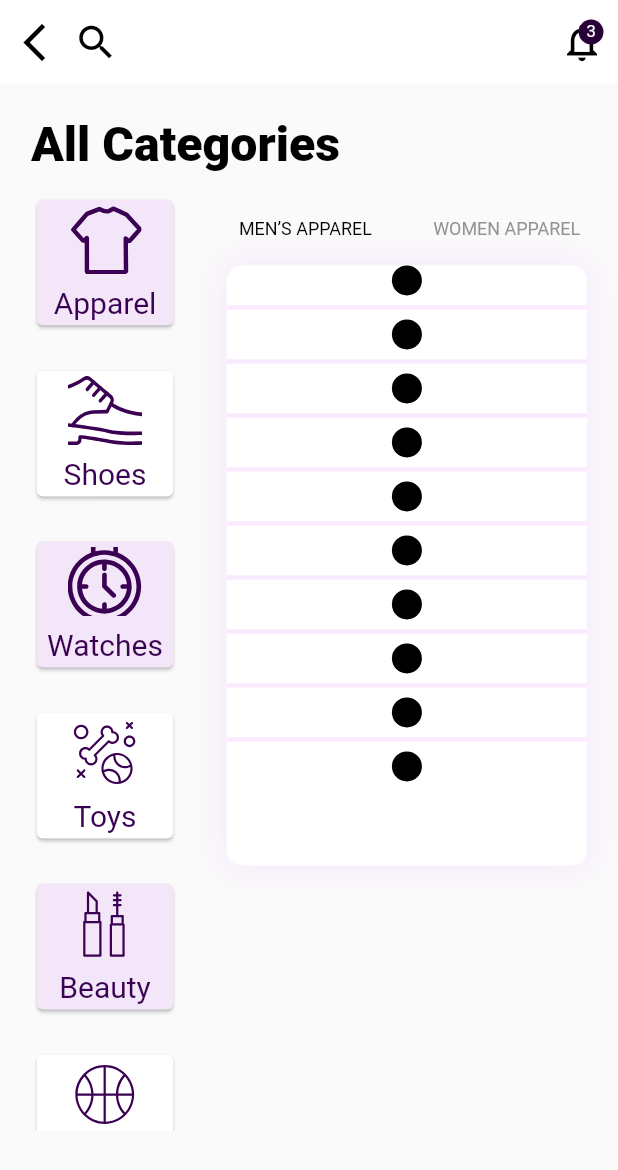
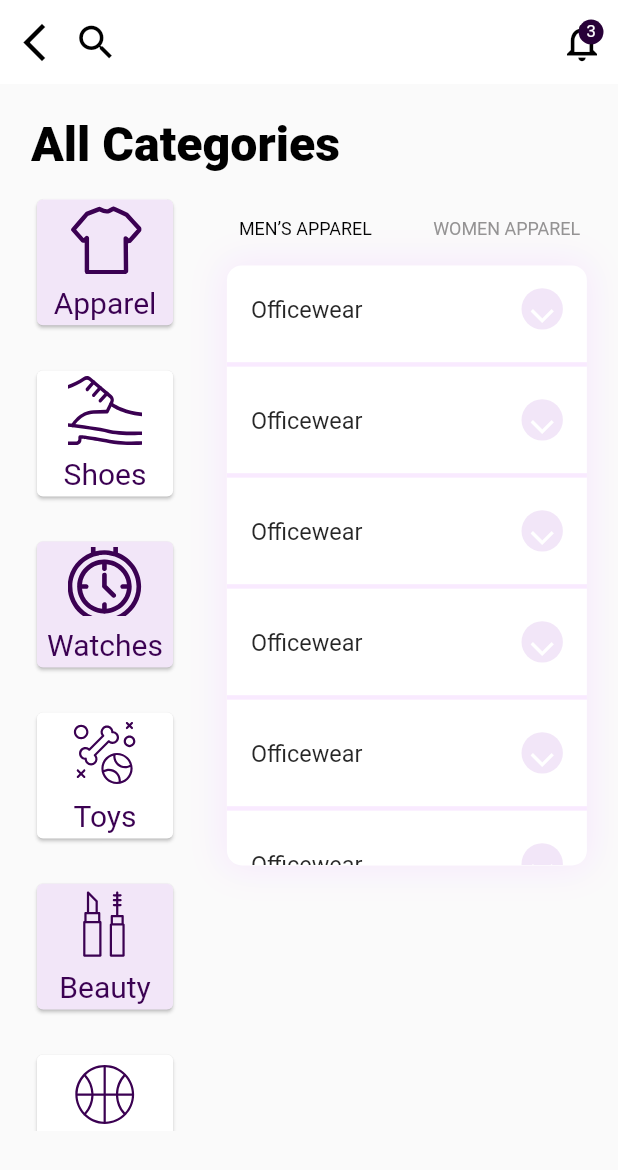
Before and after one commit to Alaabadr44/Shopping-App, a Flutter app: the AllCategoriesScreen screen opened by its route, on a phone screen of 412 x 824 dp. Shown: the top 1170 px of the screen. Run offline on Flutter 3.47's test engine with Material 2 defaults, Android fonts, the light colour scheme and no system bars; our stand-ins replace bloc, carousel_slider, dio, flutter_bloc, flutter_screenutil, flutter_svg and 2 more; accounts and stored records are empty; network calls fail.

Commit message:
congig categorie's sub category

```diff
--- a/lib/View/Screens/All Categories/AllCategoriesScreen.dart
+++ b/lib/View/Screens/All Categories/AllCategoriesScreen.dart
@@ -1,3 +1,5 @@
+import 'dart:math';
+
 import 'package:flutter/material.dart';
 import 'package:flutter_screenutil/flutter_screenutil.dart';
 
@@ -107,7 +109,7 @@ class AllCategoriesScreen extends StatelessWidget {
                       borderRadius: BorderRadius.circular(10),
                     ),
                     child: ListView.separated(
-                      itemCount: 10,
+                      itemCount: 8,
                       separatorBuilder: (BuildContext context, int index) {
                         return Divider(
                           color: dividerColor!.withOpacity(0.5),
@@ -115,9 +117,28 @@ class AllCategoriesScreen extends StatelessWidget {
                         );
                       },
                       itemBuilder: (BuildContext context, int index) {
-                        return CircleAvatar(
-                          backgroundColor: black,
-                          radius: 10,
+                        return ExpansionTile(
+                          title: Text(
+                            "Officewear",
+                            style: defaultTextStyle(context).copyWith(
+                                fontSize: 17.sp, fontWeight: FontWeight.w400),
+                          ),
+                          backgroundColor: white,
+                          trailing: CircleAvatar(
+                            backgroundColor: secondaryColor,
+                            radius: 15.r,
+                            child: Center(
+                              child: Transform.rotate(
+                                alignment: Alignment.center,
+                                angle: (pi / -2),
+                                child: Icon(
+                                  Icons.arrow_back_ios,
+                                  color: white,
+                                  size: 20.sp,
+                                ),
+                              ),
+                            ),
+                          ),
                         );
                       },
                     ),
--- a/lib/helper/CacheHelper.dart
+++ b/lib/helper/CacheHelper.dart
@@ -23,7 +23,7 @@ class CacheHelper {
       return await sharedPreferences!.setStringList(kay!, value);
   }
 
-  static dynamic value({
+  static dynamic getValue({
     @required String? kay,
   }) =>
       sharedPreferences!.get(kay!);
--- a/lib/helper/Constants.dart
+++ b/lib/helper/Constants.dart
@@ -15,7 +15,7 @@ class Endpoints {
 }
 
 //?  this for load product after sign in and sign up
-String? token = CacheHelper.value(kay: "token");
+String? token = CacheHelper.getValue(kay: "token");
 
 //?  this for load product after sign in and sign up
 bool? isUser;
--- a/lib/models/CategorieModel.dart
+++ b/lib/models/CategorieModel.dart
@@ -1,28 +1,40 @@
 class CategorieModel {
   String categorieName;
   String categorieSvgIcon;
+
+  List<String>? subCategoryType = [];
   CategorieModel({
     required this.categorieName,
     required this.categorieSvgIcon,
+    this.subCategoryType,
   });
 }
 
 List<CategorieModel> categories = [
   CategorieModel(
-      categorieName: "Apparel",
-      categorieSvgIcon: "assets/All Categorie/Group 304.svg"),
+    categorieName: "Apparel",
+    categorieSvgIcon: "assets/All Categorie/Group 304.svg",
+    subCategoryType:["T-shirts","Shirts","Pants","Socks &  Ties","Underwear","Jackets","Coats","Sweaters"]
+  ),
   CategorieModel(
-      categorieName: "Shoes",
-      categorieSvgIcon: "assets/All Categorie/Shoes.svg"),
+    categorieName: "Shoes",
+    categorieSvgIcon: "assets/All Categorie/Shoes.svg",
+    subCategoryType: ["",""]
+  ),
   CategorieModel(
-      categorieName: "Watches",
-      categorieSvgIcon: "assets/All Categorie/Watches.svg"),
+    categorieName: "Watches",
+    categorieSvgIcon: "assets/All Categorie/Watches.svg",
+  ),
   CategorieModel(
-      categorieName: "Toys", categorieSvgIcon: "assets/All Categorie/Toys.svg"),
+    categorieName: "Toys",
+    categorieSvgIcon: "assets/All Categorie/Toys.svg",
+  ),
   CategorieModel(
-      categorieName: "Beauty",
-      categorieSvgIcon: "assets/All Categorie/Beauty.svg"),
+    categorieName: "Beauty",
+    categorieSvgIcon: "assets/All Categorie/Beauty.svg",
+  ),
   CategorieModel(
-      categorieName: "Sports",
-      categorieSvgIcon: "assets/All Categorie/Sports.svg"),
+    categorieName: "Sports",
+    categorieSvgIcon: "assets/All Categorie/Sports.svg",
+  ),
 ];
```
Also changed, not shown: lib/View/Screens/HomeScreen/HomeScreen.dart (+7 -3 lines).
